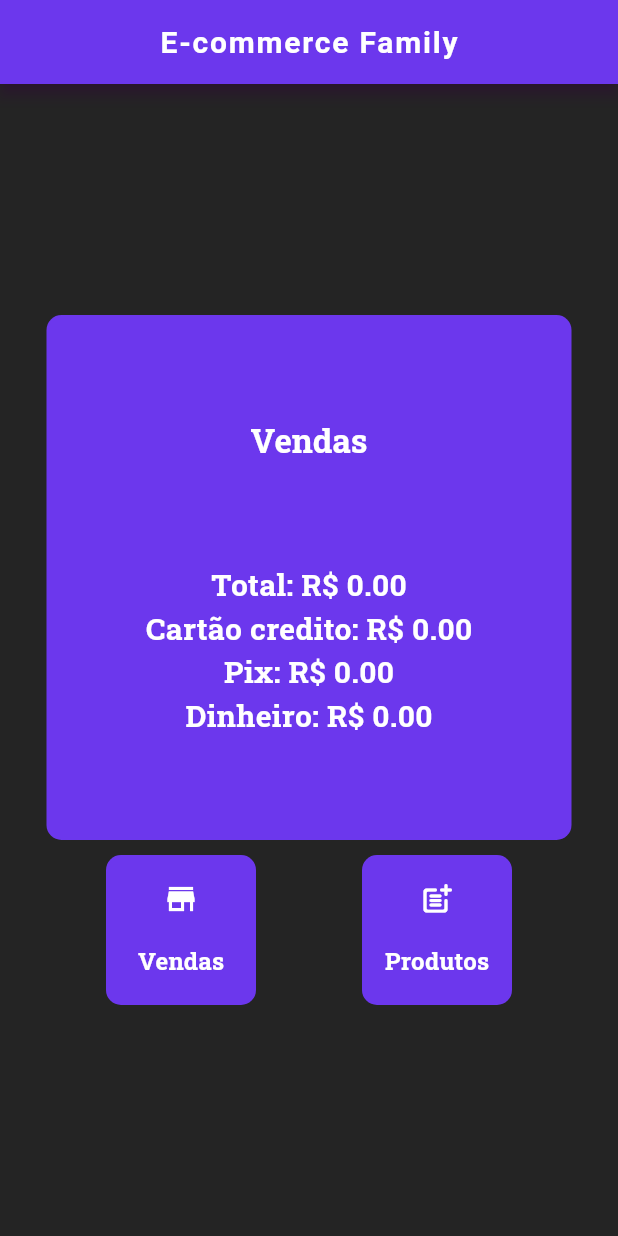
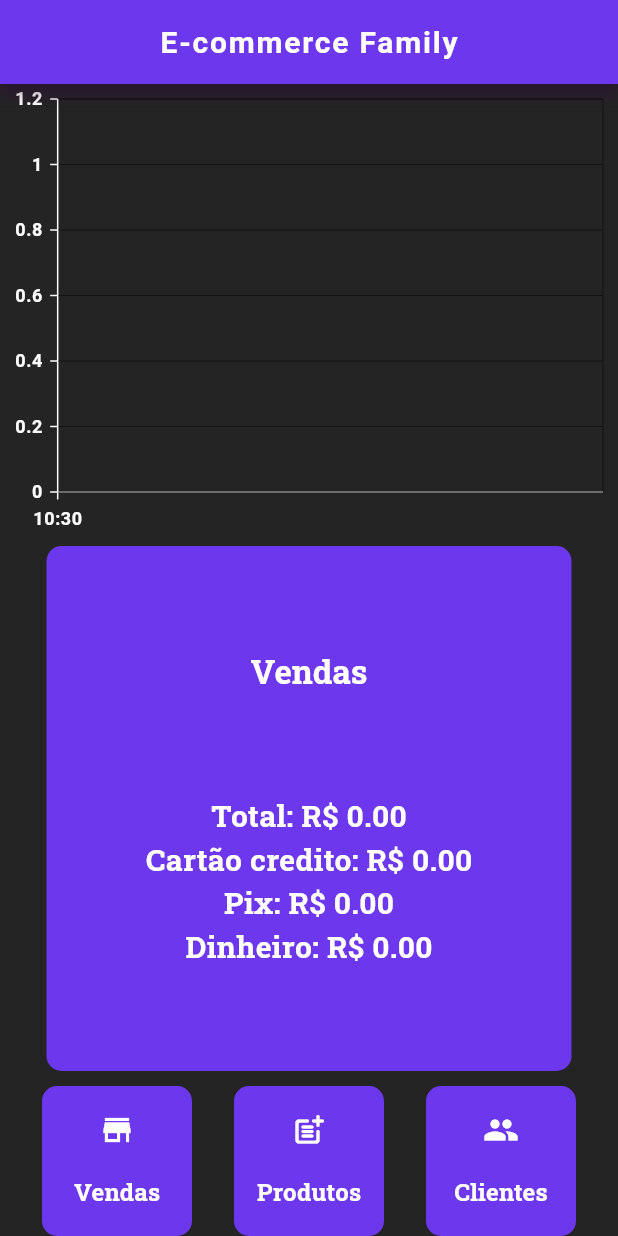
Before and after one commit to Biscoito01-html/Pdv5, a Flutter app: the screen it shows after launch, on a phone screen of 412 x 824 dp. Run offline on Flutter 3.47's test engine with Material 3 defaults, Android fonts, the phone set to English and light mode, and no system bars; our stand-ins replace image_picker, responsive_builder, syncfusion_flutter_charts; missing offline and left inert: flutter_barcode_scanner.

Commit message:
Inclução grafica]

```diff
--- /dev/null
+++ b/lib/components/grafico_vendas.dart
@@ -0,0 +1,60 @@
+import 'dart:math';
+
+import 'package:flutter/material.dart';
+import 'package:syncfusion_flutter_charts/charts.dart';
+
+class LiveUpdateChart extends StatefulWidget {
+  List<DataPoint> initialData;
+
+  LiveUpdateChart({
+    required Key key,
+    this.initialData = const [],
+  }) : super(key: key);
+  @override
+  // ignore: library_private_types_in_public_api
+  _LiveUpdateChartState createState() => _LiveUpdateChartState();
+}
+
+class _LiveUpdateChartState extends State<LiveUpdateChart> {
+  List<DataPoint> chartData = [];
+  List<DataPoint> salesData = [];
+
+  @override
+  void initState() {
+    super.initState();
+    salesData = widget.initialData;
+    updateChartData();
+  }
+
+  void updateChartData() {
+    setState(() {
+      chartData = [...salesData];
+    });
+  }
+
+  radom() {
+    var rng = new Random();
+    return rng.nextInt(100);
+  }
+
+  @override
+  Widget build(BuildContext context) {
+    return SfCartesianChart(
+      primaryXAxis: const DateTimeAxis(),
+      series: <CartesianSeries>[
+        LineSeries<DataPoint, DateTime>(
+          dataSource: chartData,
+          xValueMapper: (DataPoint sales, _) => sales.time,
+          yValueMapper: (DataPoint sales, _) => sales.value,
+        )
+      ],
+    );
+  }
+}
+
+class DataPoint {
+  DataPoint(this.time, this.value);
+
+  final DateTime time;
+  final double value;
+}
--- a/lib/pages/HomePage/myPrincipalHomePage.dart
+++ b/lib/pages/HomePage/myPrincipalHomePage.dart
@@ -1,6 +1,10 @@
 import 'package:flutter/material.dart';
+
 import 'package:projetomoderno/components/button_principlay.dart';
+import 'package:projetomoderno/components/grafico_vendas.dart';
 import 'package:projetomoderno/pages/HomePage/total_geral.dart';
+import 'package:projetomoderno/states/states_money_caixa.dart';
+import 'package:provider/provider.dart';
 
 class MyHomePage extends StatefulWidget {
   const MyHomePage({super.key, required this.title});
@@ -12,8 +16,22 @@
 }
 
 class _MyHomePageState extends State<MyHomePage> {
+  List<DataPoint> salesData = [];
+
+  @override
+  void initState() {
+    super.initState();
+    final provider = Provider.of<StatesMoneyCaixa>(context, listen: false);
+    salesData.add(DataPoint(DateTime.now(), provider.moneyTotal));
+  }
+
   @override
   Widget build(BuildContext context) {
+    return Consumer<StatesMoneyCaixa>(
+      builder: (context, provider, child) {
+        if (salesData.isEmpty || salesData.last.value != provider.moneyTotal) {
+          salesData.add(DataPoint(DateTime.now(), provider.moneyTotal));
+        }
         return Scaffold(
           appBar: AppBar(
             title: Text(widget.title),
@@ -21,6 +39,12 @@
           body: Column(
             mainAxisAlignment: MainAxisAlignment.center,
             children: [
+              Expanded(
+                child: LiveUpdateChart(
+                  key: UniqueKey(),
+                  initialData: salesData,
+                ),
+              ),
               Container(
                 decoration: BoxDecoration(
                   borderRadius: BorderRadius.circular(10),
@@ -31,7 +55,8 @@
                 child: Column(
                   mainAxisAlignment: MainAxisAlignment.spaceEvenly,
                   children: [
-                Text('Vendas', style: Theme.of(context).textTheme.titleLarge),
+                    Text('Vendas',
+                        style: Theme.of(context).textTheme.titleLarge),
                     const TotalGeral()
                   ],
                 ),
@@ -58,10 +83,21 @@
                       Navigator.pushNamed(context, '/productExibition');
                     },
                   ),
+                  ButtonPrinciplay(
+                    icon: const Icon(
+                      Icons.people,
+                    ),
+                    text: 'Clientes',
+                    onTap: () {
+                      Navigator.pushNamed(context, '/clientExibition');
+                    },
+                  ),
                 ],
               ),
             ],
           ),
         );
+      },
+    );
   }
 }
--- a/lib/pages/forms/formulario_product.dart
+++ b/lib/pages/forms/formulario_product.dart
@@ -54,7 +54,7 @@
     }
 
     final provider = Provider.of<StatesProductCart>(context);
-    var productId = Uuid().v4();
+    var productId = const Uuid().v4();
 
     return Scaffold(
       appBar: AppBar(
--- a/lib/pages/stock/image_picker.dart
+++ b/lib/pages/stock/image_picker.dart
@@ -18,7 +18,7 @@
   void getImage() async {
     try {
       final pickedFile = await ImagePicker()
-          .pickImage(source: ImageSource.camera, maxWidth: 600);
+          .pickImage(source: ImageSource.gallery, maxWidth: 600);
       if (pickedFile == null || pickedFile.path == null) {
         return;
       }
--- a/lib/routes/routers.dart
+++ b/lib/routes/routers.dart
@@ -2,6 +2,7 @@
 import 'package:flutter/material.dart';
 
 import 'package:projetomoderno/pages/Product/product_page.dart';
+import 'package:projetomoderno/pages/clients/clientes_view_page.dart';
 import 'package:projetomoderno/pages/forms/formulario_product.dart';
 
 import 'package:projetomoderno/pages/pdv/front_home_sales.dart';
@@ -10,6 +11,7 @@
   static final Map<String, Widget Function(BuildContext)> routes = {
     '/sales': (context) => const FrontSales(),
     '/productExibition': (contex) => const ProductPage(),
-    '/formInputProduct': (contex) => FormularioProduct(),
+    '/formInputProduct': (contex) => const FormularioProduct(),
+    '/clientExibition': (contex) => ClientesViewPage(),
   };
 }
--- a/pubspec.yaml
+++ b/pubspec.yaml
@@ -45,6 +45,7 @@
   intl: ^0.19.0
   uuid: ^4.3.2
   carousel_slider: ^4.2.1
+  syncfusion_flutter_charts: ^24.2.9
 
 dev_dependencies:
   flutter_test:
```
Also changed, not shown: lib/models/cliente_model.dart (added, +35 -0 lines), lib/pages/clients/clientes_view_page.dart (added, +43 -0 lines), pubspec.lock, 1 other file. Lines whose indentation alone changed are shown as unchanged.
